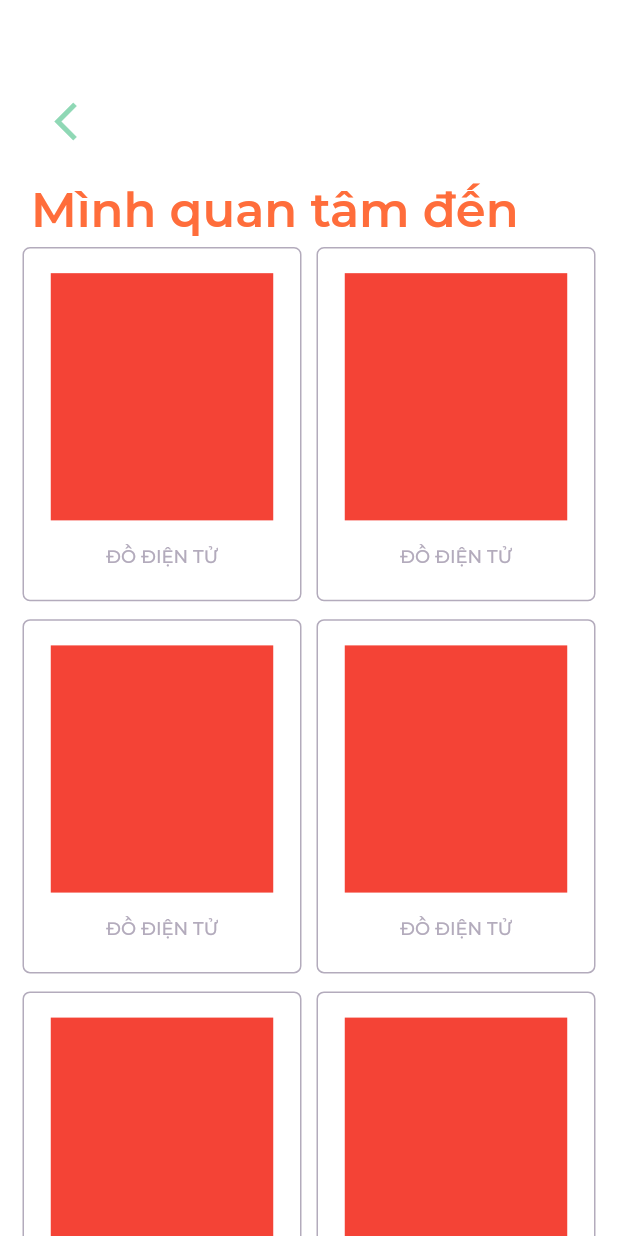
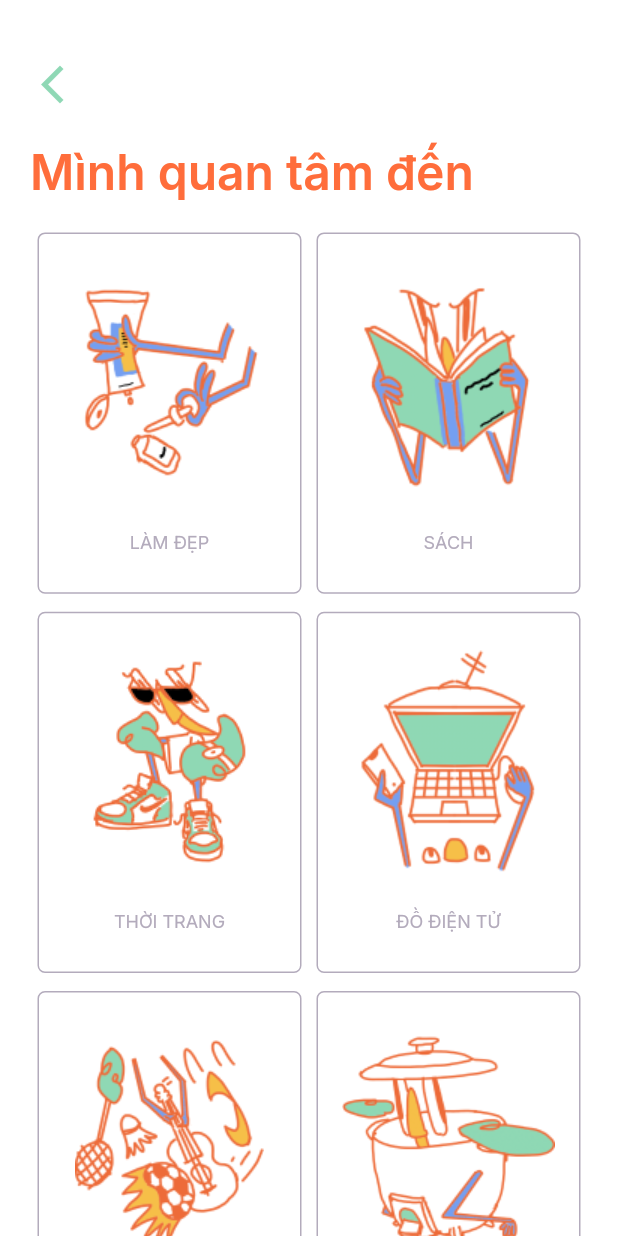
Before and after one commit to GDSC-UIT/sese-mobile, a Flutter app: the LoginInterestScreen screen opened by its route, on a phone screen of 412 x 824 dp. Run offline on Flutter 3.47's test engine with Material 2 defaults, Android fonts, the phone set to English and light mode, and no system bars; our stand-ins replace carousel_slider, firebase_auth, firebase_core, get, get_storage, google_fonts and 3 more; missing offline and left inert: flutter_facebook_auth; accounts and stored records are empty.

Commit message:
add 4 login screen

```diff
--- /dev/null
+++ b/lib/app/core/values/assets.gen.dart
@@ -0,0 +1,91 @@
+/// GENERATED CODE - DO NOT MODIFY BY HAND
+/// *****************************************************
+///  FlutterGen
+/// *****************************************************
+
+// ignore_for_file: directives_ordering,unnecessary_import
+
+import 'package:flutter/widgets.dart';
+
+class Assets {
+  Assets._();
+
+  /// File path: assets/images/Calendar_icon.png
+  static const AssetGenImage imagesCalendarIcon = AssetGenImage('assets/images/Calendar_icon.png');
+
+  /// File path: assets/images/do_dien_tu.png
+  static const AssetGenImage imagesDoDienTu = AssetGenImage('assets/images/do_dien_tu.png');
+
+  /// File path: assets/images/do_gia_dung.png
+  static const AssetGenImage imagesDoGiaDung = AssetGenImage('assets/images/do_gia_dung.png');
+
+  /// File path: assets/images/facebook_icon.png
+  static const AssetGenImage imagesFacebookIcon = AssetGenImage('assets/images/facebook_icon.png');
+
+  /// File path: assets/images/giai_tri.png
+  static const AssetGenImage imagesGiaiTri = AssetGenImage('assets/images/giai_tri.png');
+
+  /// File path: assets/images/google_icon.png
+  static const AssetGenImage imagesGoogleIcon = AssetGenImage('assets/images/google_icon.png');
+
+  /// File path: assets/images/lam_dep.png
+  static const AssetGenImage imagesLamDep = AssetGenImage('assets/images/lam_dep.png');
+
+  /// File path: assets/images/login_begin_img.png
+  static const AssetGenImage imagesLoginBeginImg = AssetGenImage('assets/images/login_begin_img.png');
+
+  /// File path: assets/images/sach.png
+  static const AssetGenImage imagesSach = AssetGenImage('assets/images/sach.png');
+
+  /// File path: assets/images/thoi_trang.png
+  static const AssetGenImage imagesThoiTrang = AssetGenImage('assets/images/thoi_trang.png');
+}
+
+class AssetGenImage extends AssetImage {
+  const AssetGenImage(String assetName) : super(assetName);
+
+  Image image({
+    Key? key,
+    ImageFrameBuilder? frameBuilder,
+    ImageLoadingBuilder? loadingBuilder,
+    ImageErrorWidgetBuilder? errorBuilder,
+    String? semanticLabel,
+    bool excludeFromSemantics = false,
+    double? width,
+    double? height,
+    Color? color,
+    BlendMode? colorBlendMode,
+    BoxFit? fit,
+    AlignmentGeometry alignment = Alignment.center,
+    ImageRepeat repeat = ImageRepeat.noRepeat,
+    Rect? centerSlice,
+    bool matchTextDirection = false,
+    bool gaplessPlayback = false,
+    bool isAntiAlias = false,
+    FilterQuality filterQuality = FilterQuality.low,
+  }) {
+    return Image(
+      key: key,
+      image: this,
+      frameBuilder: frameBuilder,
+      loadingBuilder: loadingBuilder,
+      errorBuilder: errorBuilder,
+      semanticLabel: semanticLabel,
+      excludeFromSemantics: excludeFromSemantics,
+      width: width,
+      height: height,
+      color: color,
+      colorBlendMode: colorBlendMode,
+      fit: fit,
+      alignment: alignment,
+      repeat: repeat,
+      centerSlice: centerSlice,
+      matchTextDirection: matchTextDirection,
+      gaplessPlayback: gaplessPlayback,
+      isAntiAlias: isAntiAlias,
+      filterQuality: filterQuality,
+    );
+  }
+
+  String get path => assetName;
+}
--- a/lib/app/modules/login/screens/login_interest_screen.dart
+++ b/lib/app/modules/login/screens/login_interest_screen.dart
@@ -1,32 +1,50 @@
 import 'package:flutter/material.dart';
-import 'package:flutter/services.dart';
+import 'package:sese/app/core/themes/app_theme.dart';
 import 'package:sese/app/core/values/app_colors.dart';
+import 'package:sese/app/core/values/assets.gen.dart';
 import 'package:sese/app/global_widgets/app_button.dart';
 
 class LoginInterestScreen extends StatelessWidget {
   // const LoginInterestScreen({Key? key}) : super(key: key);
 
-  List<Map<String, String>> listInterest = [
-    {'Noodle': "Images.ingre1"},
-    {'Shrimp': "Images.ingre2"},
-    {'Egg': "Images.ingre3"},
-    {'Scallion': "Images.ingre4"}
-  ];
+  // List<Map<String, AssetGenImage>> listInterest = [
+  //   {'LÀM ĐẸP': Assets.imagesLamDep},
+  //   {'SÁCH': Assets.imagesSach},
+  //   {'THỜI TRANG': Assets.imagesThoiTrang},
+  //   {'ĐỒ ĐIỆN TỬ': Assets.imagesDoDienTu},
+  //   {'GIẢI TRÍ': Assets.imagesGiaiTri},
+  //   {'ĐỒ GIA DỤNG': Assets.imagesDoGiaDung}
+  // ];
+
+  Map<String, AssetGenImage> mapOfInterest = {
+    "LÀM ĐẸP": Assets.imagesLamDep,
+    'SÁCH': Assets.imagesSach,
+    'THỜI TRANG': Assets.imagesThoiTrang,
+    'ĐỒ ĐIỆN TỬ': Assets.imagesDoDienTu,
+    'GIẢI TRÍ': Assets.imagesGiaiTri,
+    'ĐỒ GIA DỤNG': Assets.imagesDoGiaDung
+  };
 
   @override
   Widget build(BuildContext context) {
     var _screenHeight = MediaQuery.of(context).size.height;
     var _screenWidth = MediaQuery.of(context).size.width;
+    List<String> imageName = mapOfInterest.keys.toList();
+    List<AssetGenImage> imageUrl = mapOfInterest.values.toList();
 
-    return Scaffold(
+    return SafeArea(
+      child: Scaffold(
         backgroundColor: Colors.white,
-      body: Column(
+        body: Padding(
+          padding: const EdgeInsets.symmetric(horizontal: 20),
+          child: Column(
             crossAxisAlignment: CrossAxisAlignment.start,
             children: [
               Padding(
                 padding: EdgeInsets.only(
-                top: _screenHeight * 0.08, left: _screenWidth * 0.07),
-            child: Icon(
+                  top: _screenHeight * 0.05,
+                ),
+                child: const Icon(
                   Icons.arrow_back_ios_new,
                   color: AppColors.backIcon,
                   size: 30,
@@ -35,34 +53,30 @@ class LoginInterestScreen extends StatelessWidget {
               Container(
                 margin: EdgeInsets.only(
                   top: MediaQuery.of(context).size.height * 0.03,
-              left: MediaQuery.of(context).size.width * 0.05,
                 ),
                 child: Text(
                   "Mình quan tâm đến",
-              style: TextStyle(
-                fontSize: 32,
-                color: AppColors.primaryColor,
-                fontWeight: FontWeight.w600,
+                  style: CustomTextStyle.h1(AppColors.primaryColor),
                 ),
               ),
+              const SizedBox(
+                height: 15,
               ),
               Expanded(
                 child: Stack(
                   alignment: Alignment.center,
                   children: [
-                Padding(
-                  padding: const EdgeInsets.symmetric(horizontal: 10),
-                  child: GridView.builder(
+                    GridView.builder(
                       gridDelegate: SliverGridDelegateWithFixedCrossAxisCount(
                         crossAxisCount: 2,
                         mainAxisSpacing: 2,
                         childAspectRatio:
-                          ((_screenWidth * 0.43) / (_screenHeight * 0.27)),
+                            ((_screenWidth * 0.43) / (_screenHeight * 0.29)),
                       ),
-                    itemCount: 10,
+                      itemCount: mapOfInterest.length,
                       itemBuilder: (BuildContext context, int index) {
                         return Container(
-                        margin: EdgeInsets.all(5),
+                          margin: const EdgeInsets.all(5),
                           decoration: BoxDecoration(
                             borderRadius: BorderRadius.circular(5),
                             border: Border.all(
@@ -76,19 +90,21 @@ class LoginInterestScreen extends StatelessWidget {
                                 Container(
                                   width: _screenWidth * 0.36,
                                   height: _screenHeight * 0.2,
-                                color: Colors.red,
-                                margin:
-                                    EdgeInsets.only(top: _screenHeight * 0.02),
+                                  margin: EdgeInsets.only(
+                                      top: _screenHeight * 0.02),
+                                  decoration: BoxDecoration(
+                                    image: DecorationImage(
+                                      image: imageUrl[index],
+                                    ),
+                                  ),
                                 ),
                                 Padding(
-                                padding:
-                                    EdgeInsets.only(top: _screenHeight * 0.02),
-                                child: const Text(
-                                  "ĐỒ ĐIỆN TỬ",
-                                  style: TextStyle(
-                                    fontSize: 12,
-                                    color: AppColors.neutralGrey,
-                                  ),
+                                  padding: EdgeInsets.only(
+                                      top: _screenHeight * 0.02),
+                                  child: Text(
+                                    imageName[index],
+                                    style: CustomTextStyle.t8(
+                                        AppColors.neutralGrey),
                                   ),
                                 ),
                               ],
@@ -96,7 +112,6 @@ class LoginInterestScreen extends StatelessWidget {
                           ),
                         );
                       },
-                  ),
                     ),
                     // Padding(
                     //   padding: const EdgeInsets.symmetric(horizontal: 10),
@@ -140,6 +155,8 @@ class LoginInterestScreen extends StatelessWidget {
               ),
             ],
           ),
+        ),
+      ),
     );
   }
 }
--- a/lib/main.dart
+++ b/lib/main.dart
@@ -27,7 +27,7 @@ class MyApp extends StatelessWidget {
       theme: AppTheme.lightTheme,
       darkTheme: AppTheme.darkTheme,
       themeMode: ThemeService.theme,
-      initialRoute: AppRoutes.authEmail,
+      initialRoute: AppRoutes.authPhone,
       locale: LocalizationService.locale,
       fallbackLocale: LocalizationService.fallbackLocale,
       translations: LocalizationService(),
--- a/pubspec.yaml
+++ b/pubspec.yaml
@@ -43,6 +43,8 @@ dependencies:
   flutter_login_facebook: ^1.2.1
   carousel_slider: ^4.0.0
   smooth_page_indicator: ^1.0.0+2
+  intl_phone_number_input: ^0.7.0+2
+  libphonenumber_web: ^0.2.0+1
 dev_dependencies:
   build_runner: null
   flutter_gen_runner: null
```
Also changed, not shown: lib/app/modules/login/screens/login_email_screen.dart (+21 -17 lines), lib/app/modules/login/screens/login_phone_screen.dart (+48 -33 lines), lib/app/modules/login/screens/login_verify_begin_screen.dart (+6 -14 lines), assets/images/do_dien_tu.png (added), assets/images/do_gia_dung.png (added), assets/images/giai_tri.png (added), assets/images/lam_dep.png (added), assets/images/sach.png (added), assets/images/thoi_trang.png (added), pubspec.lock. Lines whose indentation alone changed are shown as unchanged.
